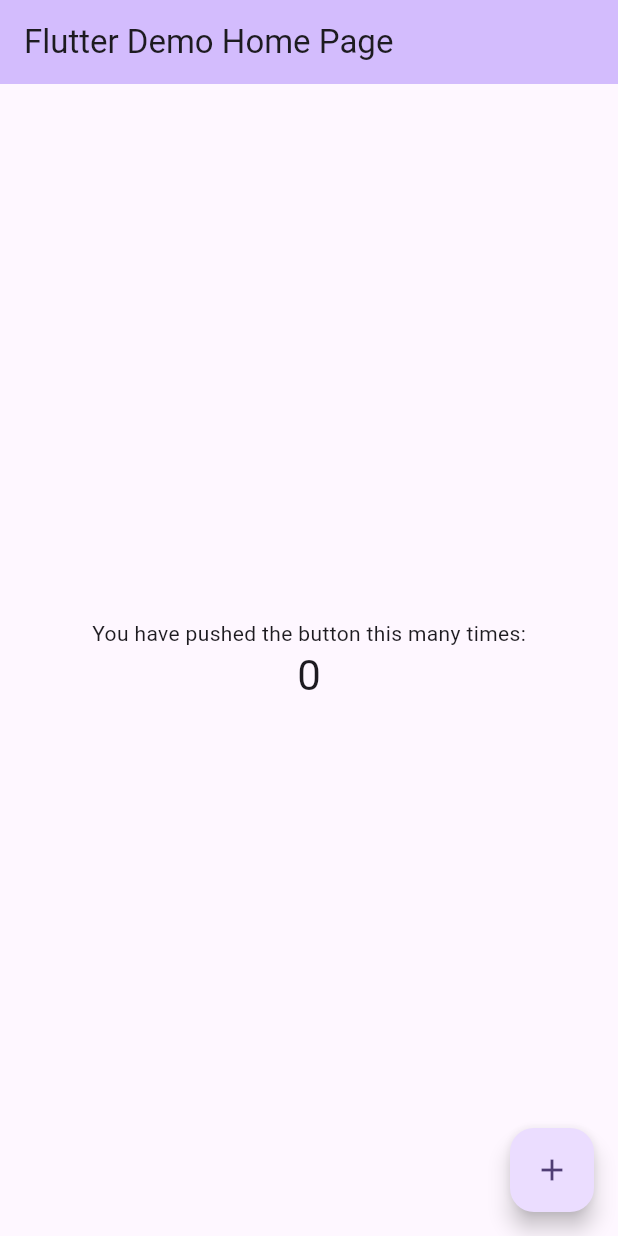
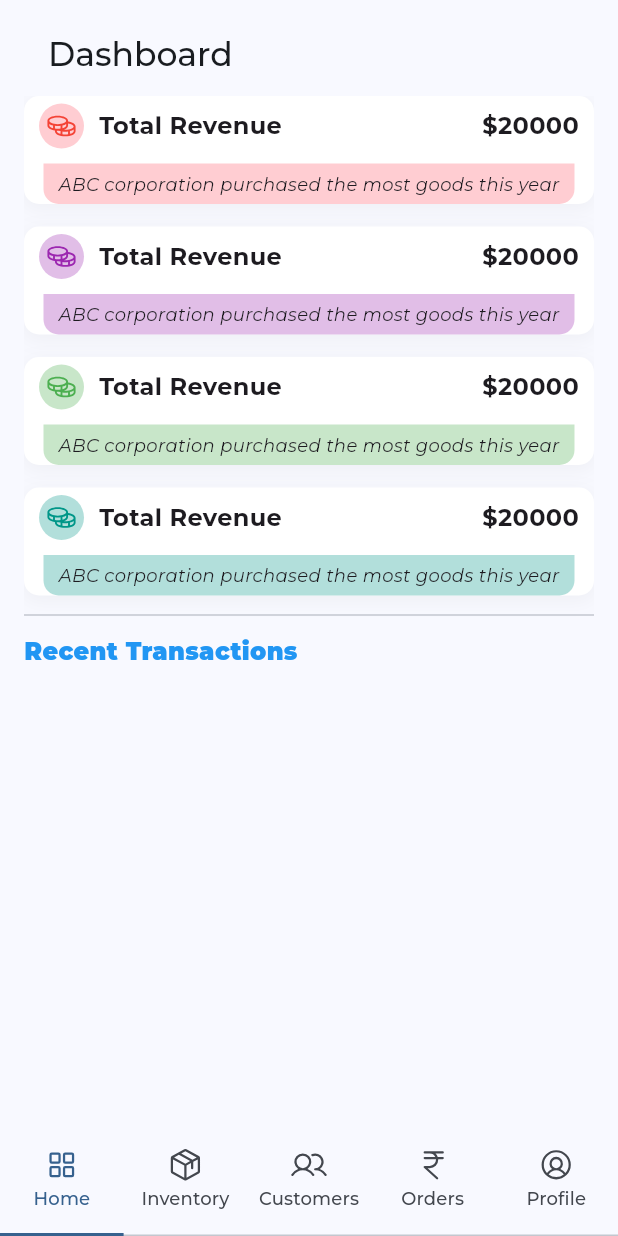
Before and after one commit to MG-Innovations/Wareflow-mobile, a Flutter app: the screen it shows after launch, on a phone screen of 412 x 824 dp. Run offline on Flutter 3.47's test engine with Material 3 defaults, Android fonts, the phone set to English and light mode, and no system bars; our stand-ins replace google_fonts, phosphor_flutter.

Commit message:
Added the tabbar and bottom nav bar with dashboard screen

```diff
--- a/lib/main.dart
+++ b/lib/main.dart
@@ -1,4 +1,7 @@
 import 'package:flutter/material.dart';
+import 'package:wareflow_mobile/modules/home/views/screen_home.dart';
+import 'package:wareflow_mobile/utils/colors.dart';
+import 'package:google_fonts/google_fonts.dart';
 
 void main() {
   runApp(const MyApp());
@@ -12,114 +15,13 @@
   Widget build(BuildContext context) {
     return MaterialApp(
       title: 'Flutter Demo',
+      debugShowCheckedModeBanner: false,
       theme: ThemeData(
-        // This is the theme of your application.
-        //
-        // TRY THIS: Try running your application with "flutter run". You'll see
-        // the application has a purple toolbar. Then, without quitting the app,
-        // try changing the seedColor in the colorScheme below to Colors.green
-        // and then invoke "hot reload" (save your changes or press the "hot
-        // reload" button in a Flutter-supported IDE, or press "r" if you used
-        // the command line to start the app).
-        //
-        // Notice that the counter didn't reset back to zero; the application
-        // state is not lost during the reload. To reset the state, use hot
-        // restart instead.
-        //
-        // This works for code too, not just values: Most code changes can be
-        // tested with just a hot reload.
-        colorScheme: ColorScheme.fromSeed(seedColor: Colors.deepPurple),
+        colorScheme: ColorScheme.fromSeed(seedColor: AppColors.primary),
         useMaterial3: true,
+        textTheme: GoogleFonts.montserratTextTheme().copyWith(),
       ),
-      home: const MyHomePage(title: 'Flutter Demo Home Page'),
+      home: ScreenHome(),
     );
   }
 }
-
-class MyHomePage extends StatefulWidget {
-  const MyHomePage({super.key, required this.title});
-
-  // This widget is the home page of your application. It is stateful, meaning
-  // that it has a State object (defined below) that contains fields that affect
-  // how it looks.
-
-  // This class is the configuration for the state. It holds the values (in this
-  // case the title) provided by the parent (in this case the App widget) and
-  // used by the build method of the State. Fields in a Widget subclass are
-  // always marked "final".
-
-  final String title;
-
-  @override
-  State<MyHomePage> createState() => _MyHomePageState();
-}
-
-class _MyHomePageState extends State<MyHomePage> {
-  int _counter = 0;
-
-  void _incrementCounter() {
-    setState(() {
-      // This call to setState tells the Flutter framework that something has
-      // changed in this State, which causes it to rerun the build method below
-      // so that the display can reflect the updated values. If we changed
-      // _counter without calling setState(), then the build method would not be
-      // called again, and so nothing would appear to happen.
-      _counter++;
-    });
-  }
-
-  @override
-  Widget build(BuildContext context) {
-    // This method is rerun every time setState is called, for instance as done
-    // by the _incrementCounter method above.
-    //
-    // The Flutter framework has been optimized to make rerunning build methods
-    // fast, so that you can just rebuild anything that needs updating rather
-    // than having to individually change instances of widgets.
-    return Scaffold(
-      appBar: AppBar(
-        // TRY THIS: Try changing the color here to a specific color (to
-        // Colors.amber, perhaps?) and trigger a hot reload to see the AppBar
-        // change color while the other colors stay the same.
-        backgroundColor: Theme.of(context).colorScheme.inversePrimary,
-        // Here we take the value from the MyHomePage object that was created by
-        // the App.build method, and use it to set our appbar title.
-        title: Text(widget.title),
-      ),
-      body: Center(
-        // Center is a layout widget. It takes a single child and positions it
-        // in the middle of the parent.
-        child: Column(
-          // Column is also a layout widget. It takes a list of children and
-          // arranges them vertically. By default, it sizes itself to fit its
-          // children horizontally, and tries to be as tall as its parent.
-          //
-          // Column has various properties to control how it sizes itself and
-          // how it positions its children. Here we use mainAxisAlignment to
-          // center the children vertically; the main axis here is the vertical
-          // axis because Columns are vertical (the cross axis would be
-          // horizontal).
-          //
-          // TRY THIS: Invoke "debug painting" (choose the "Toggle Debug Paint"
-          // action in the IDE, or press "p" in the console), to see the
-          // wireframe for each widget.
-          mainAxisAlignment: MainAxisAlignment.center,
-          children: <Widget>[
-            const Text(
-              'You have pushed the button this many times:',
-            ),
-            Text(
-              '$_counter',
-              style: Theme.of(context).textTheme.headlineMedium,
-            ),
-          ],
-        ),
-      ),
-      floatingActionButton: FloatingActionButton(
-        onPressed: _incrementCounter,
-        tooltip: 'Increment',
-        child: const Icon(Icons.add),
-      ), // This trailing comma makes auto-formatting nicer for build methods.
-    );
-  }
-}
--- /dev/null
+++ b/lib/modules/auth/views/screen_login.dart
@@ -0,0 +1,10 @@
+import 'package:flutter/material.dart';
+
+class ScreenLogin extends StatelessWidget {
+  const ScreenLogin({super.key});
+
+  @override
+  Widget build(BuildContext context) {
+    return const Placeholder();
+  }
+}
--- /dev/null
+++ b/lib/modules/auth/views/screen_splash.dart
@@ -0,0 +1,20 @@
+import 'package:flutter/material.dart';
+
+class ScreenSplash extends StatelessWidget {
+  const ScreenSplash({super.key});
+
+  @override
+  Widget build(BuildContext context) {
+    return Scaffold(
+      appBar: AppBar(
+        title: const Text('Splash Screen'),
+      ),
+      floatingActionButton: FloatingActionButton(
+        onPressed: () {
+          Navigator.pushNamed(context, '/login');
+        },
+        child: const Icon(Icons.arrow_forward),
+      ),
+    );
+  }
+}
--- /dev/null
+++ b/lib/modules/dashboard/views/screen_dashboard.dart
@@ -0,0 +1,64 @@
+import 'package:flutter/material.dart';
+import 'package:phosphor_flutter/phosphor_flutter.dart';
+import 'package:wareflow_mobile/modules/dashboard/views/widgets/widget_analytic.dart';
+import 'package:wareflow_mobile/utils/colors.dart';
+
+class ScreenDashboard extends StatelessWidget {
+  const ScreenDashboard({super.key});
+
+  @override
+  Widget build(BuildContext context) {
+    return Scaffold(
+      appBar: AppBar(
+        title: const Text(
+          'Dashboard',
+          style: TextStyle(fontWeight: FontWeight.w500),
+        ),
+      ),
+      body: Column(
+        crossAxisAlignment: CrossAxisAlignment.start,
+        children: [
+          WidgetAnalytics(
+              title: "Total Revenue",
+              subTitle: "ABC corporation purchased the most goods this year",
+              icon: PhosphorIcons.coins(),
+              primaryColor: Colors.red,
+              secondaryColor: Colors.red.shade100,
+              value: "\$20000"),
+          const SizedBox(height: 15),
+          WidgetAnalytics(
+              title: "Total Revenue",
+              subTitle: "ABC corporation purchased the most goods this year",
+              icon: PhosphorIcons.coins(),
+              primaryColor: Colors.purple,
+              secondaryColor: Colors.purple.shade100,
+              value: "\$20000"),
+          const SizedBox(height: 15),
+          WidgetAnalytics(
+              title: "Total Revenue",
+              subTitle: "ABC corporation purchased the most goods this year",
+              icon: PhosphorIcons.coins(),
+              primaryColor: Colors.green,
+              secondaryColor: Colors.green.shade100,
+              value: "\$20000"),
+          const SizedBox(height: 15),
+          WidgetAnalytics(
+              title: "Total Revenue",
+              subTitle: "ABC corporation purchased the most goods this year",
+              icon: PhosphorIcons.coins(),
+              primaryColor: Colors.teal,
+              secondaryColor: Colors.teal.shade100,
+              value: "\$20000"),
+          const SizedBox(height: 5),
+          const Divider(),
+          const SizedBox(height: 5),
+          const Text("Recent Transactions",
+              style: TextStyle(
+                  fontSize: 16,
+                  fontWeight: FontWeight.w900,
+                  color: AppColors.primary)),
+        ],
+      ),
+    );
+  }
+}
--- /dev/null
+++ b/lib/modules/dashboard/views/widgets/widget_analytic.dart
@@ -0,0 +1,87 @@
+import 'package:flutter/material.dart';
+import 'package:wareflow_mobile/modules/dashboard/views/widgets/widget_icon.dart';
+
+class WidgetAnalytics extends StatelessWidget {
+  final String title;
+  final String subTitle;
+  final String value;
+  final IconData icon;
+  final Color primaryColor;
+  final Color secondaryColor;
+  const WidgetAnalytics(
+      {super.key,
+      required this.title,
+      required this.subTitle,
+      required this.icon,
+      required this.primaryColor,
+      required this.secondaryColor,
+      required this.value});
+
+  @override
+  Widget build(BuildContext context) {
+    return Container(
+      decoration: BoxDecoration(
+          color: Colors.white,
+          borderRadius: BorderRadius.circular(10),
+          boxShadow: [
+            BoxShadow(
+                color: Colors.grey.withOpacity(0.1),
+                spreadRadius: 1,
+                blurRadius: 10,
+                offset: const Offset(0, 3))
+          ]),
+      child: Column(
+        children: [
+          Padding(
+            padding: const EdgeInsets.symmetric(horizontal: 10, vertical: 5),
+            child: Row(
+              mainAxisAlignment: MainAxisAlignment.spaceBetween,
+              children: [
+                Row(
+                  children: [
+                    WidgetIcon(
+                      icon: icon,
+                      primary: primaryColor,
+                      secondary: secondaryColor,
+                    ),
+                    const SizedBox(
+                      width: 10,
+                    ),
+                    Text(
+                      title,
+                      style: const TextStyle(
+                          fontSize: 16, fontWeight: FontWeight.bold),
+                    )
+                  ],
+                ),
+                Text(
+                  value,
+                  style: const TextStyle(
+                    fontSize: 16,
+                    fontWeight: FontWeight.bold,
+                  ),
+                )
+              ],
+            ),
+          ),
+          const SizedBox(
+            height: 5,
+          ),
+          Container(
+            padding: const EdgeInsets.symmetric(horizontal: 10, vertical: 5),
+            decoration: BoxDecoration(
+              color: secondaryColor,
+              borderRadius: const BorderRadius.only(
+                  bottomLeft: Radius.circular(10),
+                  bottomRight: Radius.circular(10)),
+            ),
+            child: Text(
+              subTitle,
+              style: const TextStyle(fontSize: 12, fontStyle: FontStyle.italic),
+            ),
+          )
+        ],
+      ),
+    );
+  }
+}
--- /dev/null
+++ b/lib/modules/dashboard/views/widgets/widget_icon.dart
@@ -0,0 +1,27 @@
+import 'package:flutter/material.dart';
+
+class WidgetIcon extends StatelessWidget {
+  final IconData icon;
+  final Color primary;
+  final Color secondary;
+  const WidgetIcon(
+      {super.key,
+      required this.icon,
+      required this.primary,
+      required this.secondary});
+
+  @override
+  Widget build(BuildContext context) {
+    return Container(
+        padding: const EdgeInsets.all(5),
+        decoration: BoxDecoration(
+          color: secondary,
+          borderRadius: BorderRadius.circular(20),
+        ),
+        child: Icon(
+          icon,
+          size: 20,
+          color: primary,
+        ));
+  }
+}
--- /dev/null
+++ b/lib/modules/home/views/screen_home.dart
@@ -0,0 +1,72 @@
+import 'package:flutter/material.dart';
+import 'package:google_fonts/google_fonts.dart';
+import 'package:phosphor_flutter/phosphor_flutter.dart';
+import 'package:wareflow_mobile/modules/dashboard/views/screen_dashboard.dart';
+
+class ScreenHome extends StatefulWidget {
+  ScreenHome({super.key});
+
+  @override
+  State<ScreenHome> createState() => _ScreenHomeState();
+}
+
+class _ScreenHomeState extends State<ScreenHome>
+    with SingleTickerProviderStateMixin {
+  late TabController tabController;
+
+  @override
+  void initState() {
+    super.initState();
+    tabController = TabController(length: 5, vsync: this);
+  }
+
+  @override
+  Widget build(BuildContext context) {
+    return Scaffold(
+      body: Padding(
+        padding: const EdgeInsets.symmetric(horizontal: 16.0, vertical: 8.0),
+        child: Column(
+          children: [
+            Expanded(
+                child: TabBarView(controller: tabController, children: const [
+              ScreenDashboard(),
+              Placeholder(),
+              Placeholder(),
+              Placeholder(),
+              Placeholder()
+            ]))
+          ],
+        ),
+      ),
+      bottomNavigationBar: TabBar(
+        controller: tabController,
+        indicatorSize: TabBarIndicatorSize.tab,
+        labelStyle: TextStyle(
+            fontSize: 12.0, fontFamily: GoogleFonts.montserrat().fontFamily),
+        labelPadding: EdgeInsets.zero,
+        tabs: [
+          Tab(
+            icon: Icon(PhosphorIcons.squaresFour()),
+            text: 'Home',
+          ),
+          Tab(
+            icon: Icon(PhosphorIcons.package()),
+            text: 'Inventory',
+          ),
+          Tab(
+            icon: Icon(PhosphorIcons.users()),
+            text: 'Customers',
+          ),
+          Tab(
+            icon: Icon(PhosphorIcons.currencyInr()),
+            text: 'Orders',
+          ),
+          Tab(
+            icon: Icon(PhosphorIcons.userCircle()),
+            text: 'Profile',
+          )
+        ],
+      ),
+    );
+  }
+}
--- /dev/null
+++ b/lib/utils/colors.dart
@@ -0,0 +1,15 @@
+import 'package:flutter/material.dart';
+
+class AppColors {
+  static const primary = Colors.blue;
+  static const secondary = Color(0x00a5a5a5);
+
+  static const primaryRed = Color(0x00de0303);
+  static const secondaryRed = Color(0x00ffdede);
+
+  static const primaryOrange = Color(0x00f37400);
+  static const secondaryOrange = Color(0x00fff7f1);
+
+  static const primaryGreen = Color(0x000e7431);
+  static const secondaryGreen = Color(0x00dfffdc);
+}
--- /dev/null
+++ b/lib/utils/theme.dart
@@ -0,0 +1,30 @@
+import 'package:flutter/material.dart';
+
+ThemeData lightTheme = ThemeData(
+  brightness: Brightness.light,
+  useMaterial3: true,
+  textTheme: const TextTheme(
+    displayLarge: TextStyle(fontSize: 32, fontWeight: FontWeight.bold),
+    bodyLarge: TextStyle(fontSize: 18, color: Colors.black87),
+  ),
+  appBarTheme: const AppBarTheme(
+    color: Colors.blue,
+    iconTheme: IconThemeData(color: Colors.white),
+  ),
+  colorScheme: ColorScheme.fromSeed(seedColor: Colors.blue),
+);
+
+ThemeData darkTheme = ThemeData(
+  textTheme: const TextTheme(
+    displayLarge: TextStyle(fontSize: 32, fontWeight: FontWeight.bold),
+    bodyLarge: TextStyle(fontSize: 18, color: Colors.white70),
+  ),
+  appBarTheme: const AppBarTheme(
+    color: Colors.red,
+    iconTheme: IconThemeData(color: Colors.white),
+  ),
+  colorScheme: ColorScheme.fromSeed(
+    seedColor: Colors.red,
+    brightness: Brightness.dark,
+  ),
+);
--- a/pubspec.yaml
+++ b/pubspec.yaml
@@ -35,6 +35,8 @@ dependencies:
   # The following adds the Cupertino Icons font to your application.
   # Use with the CupertinoIcons class for iOS style icons.
   cupertino_icons: ^1.0.6
+  phosphor_flutter: ^2.1.0
+  google_fonts: ^6.2.0
 
 dev_dependencies:
   flutter_test:
```
Also changed, not shown: pubspec.lock, 1 other file.
